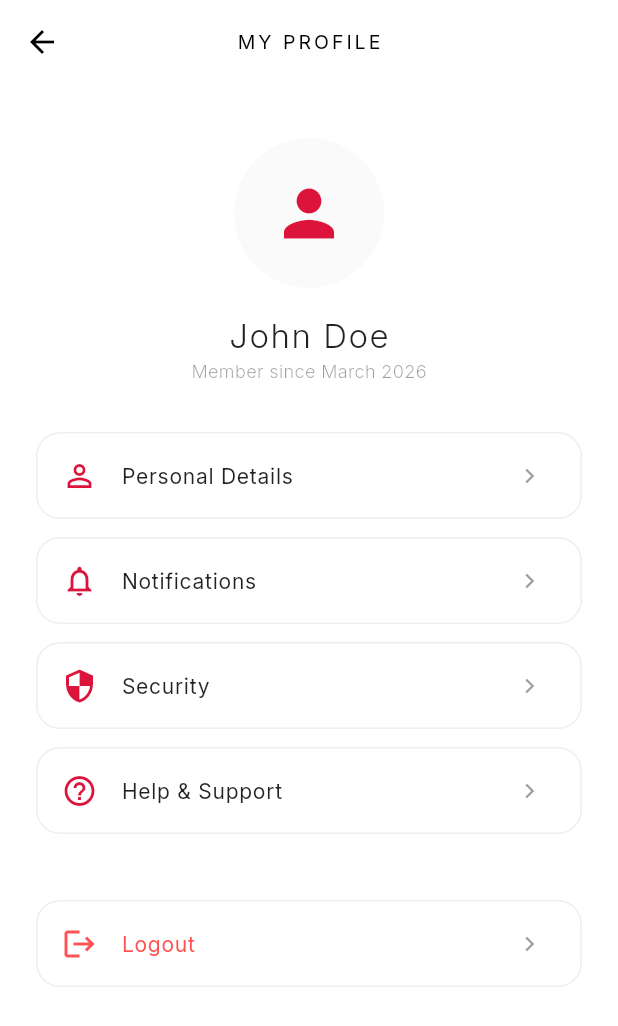
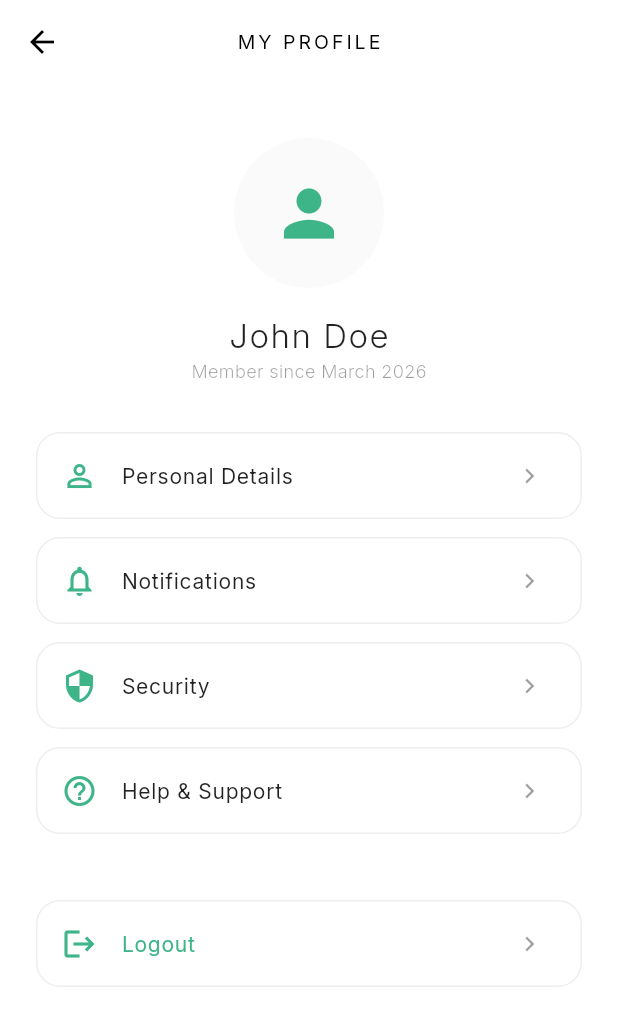
Before and after one commit to Ishanrevolake/delloFitness, a Flutter app: the screen it shows after launch, after a tap on "SIGN IN", after a tap on the "person outline" icon, on a phone screen of 412 x 824 dp. Shown: the top 1026 px of the screen. Run offline on Flutter 3.47's test engine with Material 3 defaults, Android fonts, the phone set to English and light mode, and no system bars; our stand-ins replace fl_chart, google_fonts, table_calendar; accounts and stored records are empty; network calls fail.

Commit message:
Update login title, coach names, and app theme color to mint green

```diff
--- a/lib/screens/auth/login_screen.dart
+++ b/lib/screens/auth/login_screen.dart
@@ -31,11 +31,11 @@ class _LoginScreenState extends State<LoginScreen> {
                 child: Container(
                   padding: const EdgeInsets.all(16),
                   decoration: BoxDecoration(
-                    color: const Color(0xFFDC143C),
+                    color: const Color(0xFF3EB489),
                     shape: BoxShape.circle,
                     boxShadow: [
                       BoxShadow(
-                        color: const Color(0xFFDC143C).withOpacity(0.2),
+                        color: const Color(0xFF3EB489).withOpacity(0.2),
                         blurRadius: 15,
                         spreadRadius: 2,
                       ),
@@ -47,7 +47,7 @@ class _LoginScreenState extends State<LoginScreen> {
               const SizedBox(height: 32),
               const Center(
                 child: Text(
-                  'ALFA LEE FITNESS',
+                  'PT PAUL BENTLEY',
                   style: TextStyle(
                     fontSize: 22,
                     fontWeight: FontWeight.w300,
@@ -88,7 +88,7 @@ class _LoginScreenState extends State<LoginScreen> {
                   onPressed: () {},
                   child: const Text(
                     'Forgot Password?',
-                    style: TextStyle(color: Color(0xFFDC143C)),
+                    style: TextStyle(color: Color(0xFF3EB489)),
                   ),
                 ),
               ),
@@ -105,12 +105,12 @@ class _LoginScreenState extends State<LoginScreen> {
                       );
                     },
                     style: ElevatedButton.styleFrom(
-                      backgroundColor: const Color(0xFFDC143C),
+                      backgroundColor: const Color(0xFF3EB489),
                       foregroundColor: Colors.white,
                       padding: const EdgeInsets.symmetric(vertical: 14),
                       shape: RoundedRectangleBorder(borderRadius: BorderRadius.circular(12)),
                       elevation: 5,
-                      shadowColor: const Color(0xFFDC143C).withOpacity(0.3),
+                      shadowColor: const Color(0xFF3EB489).withOpacity(0.3),
                     ),
                     child: const Text(
                       'SIGN IN',
@@ -136,7 +136,7 @@ class _LoginScreenState extends State<LoginScreen> {
                     },
                     child: const Text(
                       'Sign Up',
-                      style: TextStyle(color: Color(0xFFDC143C), fontWeight: FontWeight.bold),
+                      style: TextStyle(color: Color(0xFF3EB489), fontWeight: FontWeight.bold),
                     ),
                   ),
                 ],
--- a/lib/screens/auth/signup_screen.dart
+++ b/lib/screens/auth/signup_screen.dart
@@ -82,12 +82,12 @@ class _SignupScreenState extends State<SignupScreen> {
                     Navigator.pop(context);
                   },
                   style: ElevatedButton.styleFrom(
-                    backgroundColor: const Color(0xFFDC143C),
+                    backgroundColor: const Color(0xFF3EB489),
                     foregroundColor: Colors.white,
                     padding: const EdgeInsets.symmetric(vertical: 14),
                     shape: RoundedRectangleBorder(borderRadius: BorderRadius.circular(12)),
                     elevation: 5,
-                    shadowColor: const Color(0xFFDC143C).withOpacity(0.3),
+                    shadowColor: const Color(0xFF3EB489).withOpacity(0.3),
                   ),
                   child: const Text(
                     'CREATE ACCOUNT',
@@ -110,7 +110,7 @@ class _SignupScreenState extends State<SignupScreen> {
                   },
                   child: const Text(
                     'Sign In',
-                    style: TextStyle(color: Color(0xFFDC143C), fontWeight: FontWeight.bold),
+                    style: TextStyle(color: Color(0xFF3EB489), fontWeight: FontWeight.bold),
                   ),
                 ),
               ],
--- a/lib/screens/client_view/client_dashboard_screen.dart
+++ b/lib/screens/client_view/client_dashboard_screen.dart
@@ -99,7 +99,7 @@ class _ClientDashboardScreenState extends State<ClientDashboardScreen> {
               shape: BoxShape.circle,
               border: Border.all(color: const Color(0xFFEEEEEE)),
             ),
-            child: const Icon(Icons.person_outline, color: Color(0xFFDC143C), size: 24),
+            child: const Icon(Icons.person_outline, color: Color(0xFF3EB489), size: 24),
           ),
         ),
         Expanded(
@@ -132,7 +132,7 @@ class _ClientDashboardScreenState extends State<ClientDashboardScreen> {
                 width: 8,
                 height: 8,
                 decoration: const BoxDecoration(
-                  color: Color(0xFFDC143C),
+                  color: Color(0xFF3EB489),
                   shape: BoxShape.circle,
                 ),
               ),
@@ -175,7 +175,7 @@ class _ClientDashboardScreenState extends State<ClientDashboardScreen> {
         headerStyle: const HeaderStyle(
           formatButtonTextStyle: TextStyle(color: Colors.white, fontSize: 12),
           formatButtonDecoration: BoxDecoration(
-            color: Color(0xFFDC143C),
+            color: Color(0xFF3EB489),
             borderRadius: BorderRadius.all(Radius.circular(12.0)),
           ),
           titleTextStyle: TextStyle(color: Colors.black, fontSize: 16, fontWeight: FontWeight.bold),
@@ -187,11 +187,11 @@ class _ClientDashboardScreenState extends State<ClientDashboardScreen> {
           defaultTextStyle: const TextStyle(color: Colors.black87),
           weekendTextStyle: const TextStyle(color: Colors.black54),
           selectedDecoration: const BoxDecoration(
-            color: Color(0xFFDC143C),
+            color: Color(0xFF3EB489),
             shape: BoxShape.circle,
           ),
           todayDecoration: BoxDecoration(
-            color: Color(0xFFDC143C),
+            color: Color(0xFF3EB489),
             shape: BoxShape.circle,
           ),
           selectedTextStyle: const TextStyle(color: Colors.white),
@@ -426,7 +426,7 @@ class _ClientDashboardScreenState extends State<ClientDashboardScreen> {
       children: [
         Expanded(child: _buildStatCard('Sleep', '7h 45m', Icons.bedtime_outlined, Colors.deepPurpleAccent)),
         const SizedBox(width: 12),
-        Expanded(child: _buildStatCard('Active', '42 min', Icons.timer_outlined, const Color(0xFFDC143C))),
+        Expanded(child: _buildStatCard('Active', '42 min', Icons.timer_outlined, const Color(0xFF3EB489))),
       ],
     );
   }
@@ -447,7 +447,7 @@ class _ClientDashboardScreenState extends State<ClientDashboardScreen> {
             children: [
               const Text('Workout Streak', style: TextStyle(fontWeight: FontWeight.w400, color: Colors.black87)),
               Text('${(_completionRate * 100).toInt()}%',
-                style: const TextStyle(color: Color(0xFFDC143C), fontWeight: FontWeight.w300)),
+                style: const TextStyle(color: Color(0xFF3EB489), fontWeight: FontWeight.w300)),
             ],
           ),
           const SizedBox(height: 16),
@@ -462,8 +462,8 @@ class _ClientDashboardScreenState extends State<ClientDashboardScreen> {
                     height: 32,
                     decoration: BoxDecoration(
                       shape: BoxShape.circle,
-                      color: isDone ? const Color(0xFFDC143C) : Colors.transparent,
-                      border: Border.all(color: isDone ? const Color(0xFFDC143C) : Colors.black12),
+                      color: isDone ? const Color(0xFF3EB489) : Colors.transparent,
+                      border: Border.all(color: isDone ? const Color(0xFF3EB489) : Colors.black12),
                     ),
                     child: isDone ? const Icon(Icons.check, size: 16, color: Colors.white) : null,
                   ),
@@ -482,16 +482,16 @@ class _ClientDashboardScreenState extends State<ClientDashboardScreen> {
     return Container(
       padding: const EdgeInsets.all(24),
       decoration: BoxDecoration(
-        color: const Color(0xFFDC143C).withOpacity(0.03),
+        color: const Color(0xFF3EB489).withOpacity(0.03),
         borderRadius: BorderRadius.circular(16),
-        border: Border.all(color: const Color(0xFFDC143C).withOpacity(0.05)),
+        border: Border.all(color: const Color(0xFF3EB489).withOpacity(0.05)),
       ),
       child: Row(
         children: [
           Container(
             padding: const EdgeInsets.all(12),
             decoration: BoxDecoration(
-              color: const Color(0xFFDC143C),
+              color: const Color(0xFF3EB489),
               borderRadius: BorderRadius.circular(16),
             ),
             child: const Icon(Icons.lightbulb_outline, color: Colors.white, size: 24),
@@ -501,7 +501,7 @@ class _ClientDashboardScreenState extends State<ClientDashboardScreen> {
             child: Column(
               crossAxisAlignment: CrossAxisAlignment.start,
               children: [
-                Text('Pro Tip', style: TextStyle(color: Color(0xFFDC143C), fontWeight: FontWeight.w400, fontSize: 11)),
+                Text('Pro Tip', style: TextStyle(color: Color(0xFF3EB489), fontWeight: FontWeight.w400, fontSize: 11)),
                 SizedBox(height: 4),
                 Text(
                   'Focus on eccentric control during your Lat Pulldowns today for better muscle fiber engagement.',
@@ -541,7 +541,7 @@ class _ClientDashboardScreenState extends State<ClientDashboardScreen> {
               color: const Color(0xFFEEEEEE),
               shape: BoxShape.circle,
             ),
-            child: const Icon(Icons.check, color: Color(0xFFDC143C), size: 16),
+            child: const Icon(Icons.check, color: Color(0xFF3EB489), size: 16),
           ),
           const SizedBox(width: 16),
           Expanded(
--- a/lib/screens/client_view/client_meal_plan_screen.dart
+++ b/lib/screens/client_view/client_meal_plan_screen.dart
@@ -54,7 +54,7 @@ class ClientMealPlanScreen extends StatelessWidget {
           crossAxisAlignment: CrossAxisAlignment.start,
           mainAxisAlignment: MainAxisAlignment.center,
           children: [
-            Icon(icon, color: const Color(0xFFDC143C), size: 24),
+            Icon(icon, color: const Color(0xFF3EB489), size: 24),
             const SizedBox(height: 12),
             Text(title, style: const TextStyle(fontWeight: FontWeight.bold, fontSize: 16)),
             const SizedBox(height: 4),
--- a/lib/screens/client_view/client_profile_screen.dart
+++ b/lib/screens/client_view/client_profile_screen.dart
@@ -21,7 +21,7 @@ class ClientProfileScreen extends StatelessWidget {
               child: CircleAvatar(
                 radius: 50,
                 backgroundColor: const Color(0xFFFAFAFA),
-                child: Icon(Icons.person, size: 50, color: Color(0xFFDC143C)),
+                child: Icon(Icons.person, size: 50, color: Color(0xFF3EB489)),
               ),
             ),
             const SizedBox(height: 16),
@@ -56,11 +56,11 @@ class ClientProfileScreen extends StatelessWidget {
         border: Border.all(color: const Color(0xFFEEEEEE)),
       ),
       child: ListTile(
-        leading: Icon(icon, color: isDestructive ? Colors.redAccent : const Color(0xFFDC143C)),
+        leading: Icon(icon, color: isDestructive ? Color(0xFF3EB489) : const Color(0xFF3EB489)),
         title: Text(
           title,
           style: TextStyle(
-            color: isDestructive ? Colors.redAccent : Colors.black87,
+            color: isDestructive ? Color(0xFF3EB489) : Colors.black87,
             fontWeight: FontWeight.w400,
             fontSize: 14,
           ),
--- a/lib/screens/client_view/client_workout_plan_screen.dart
+++ b/lib/screens/client_view/client_workout_plan_screen.dart
@@ -51,7 +51,7 @@ class ClientWorkoutPlanScreen extends StatelessWidget {
                   width: 4,
                   height: 40,
                   decoration: BoxDecoration(
-                    color: isRest ? Colors.black12 : const Color(0xFFDC143C),
+                    color: isRest ? Colors.black12 : const Color(0xFF3EB489),
                     borderRadius: BorderRadius.circular(2),
                   ),
                 ),
@@ -63,7 +63,7 @@ class ClientWorkoutPlanScreen extends StatelessWidget {
                         margin: const EdgeInsets.only(left: 8),
                         padding: const EdgeInsets.symmetric(horizontal: 6, vertical: 2),
                         decoration: BoxDecoration(
-                          color: const Color(0xFFDC143C),
+                          color: const Color(0xFF3EB489),
                           borderRadius: BorderRadius.circular(4),
                         ),
                         child: const Text('TODAY', style: TextStyle(color: Colors.white, fontSize: 8, fontWeight: FontWeight.w400)),
@@ -84,7 +84,7 @@ class ClientWorkoutPlanScreen extends StatelessWidget {
                               child: LinearProgressIndicator(
                                 value: MockDataService.getWorkoutDoneCount(day['day']!) / double.parse(day['exercises']!),
                                 backgroundColor: const Color(0xFFEEEEEE),
-                                valueColor: const AlwaysStoppedAnimation<Color>(Color(0xFFDC143C)),
+                                valueColor: const AlwaysStoppedAnimation<Color>(Color(0xFF3EB489)),
                                 minHeight: 2,
                               ),
                             ),
--- a/lib/screens/client_view/client_workout_view.dart
+++ b/lib/screens/client_view/client_workout_view.dart
@@ -11,7 +11,7 @@ class ClientWorkoutView extends StatelessWidget {
         child: Column(
           mainAxisAlignment: MainAxisAlignment.center,
           children: [
-            Icon(Icons.fitness_center, size: 64, color: Color(0xFFDC143C)),
+            Icon(Icons.fitness_center, size: 64, color: Color(0xFF3EB489)),
             SizedBox(height: 16),
             Text('No Workout for Today', style: TextStyle(fontSize: 18, fontWeight: FontWeight.bold)),
             Text('Check your schedule for tomorrow.', style: TextStyle(color: Colors.black54)),
--- a/lib/screens/client_view/progress_report_screen.dart
+++ b/lib/screens/client_view/progress_report_screen.dart
@@ -72,7 +72,7 @@ class ProgressReportScreen extends StatelessWidget {
       child: Row(
         mainAxisAlignment: MainAxisAlignment.spaceBetween,
         children: [
-          _buildCircleProgress('Workouts', 0.92, const Color(0xFFDC143C)),
+          _buildCircleProgress('Workouts', 0.92, const Color(0xFF3EB489)),
           _buildCircleProgress('Nutrition', 0.85, const Color(0xFF42A5F5)),
           _buildCircleProgress('Sleep', 0.78, Colors.deepPurpleAccent),
         ],
@@ -136,7 +136,7 @@ class ProgressReportScreen extends StatelessWidget {
             children: [
               Flexible(child: Text(val, style: const TextStyle(fontSize: 14, fontWeight: FontWeight.w400), overflow: TextOverflow.ellipsis)),
               const SizedBox(width: 4),
-              Text(trend, style: const TextStyle(color: Color(0xFFDC143C), fontSize: 8)),
+              Text(trend, style: const TextStyle(color: Color(0xFF3EB489), fontSize: 8)),
             ],
           ),
         ],
@@ -181,7 +181,7 @@ class ProgressReportScreen extends StatelessWidget {
                 value: progress,
                 minHeight: 2,
                 backgroundColor: const Color(0xFFEEEEEE),
-                color: const Color(0xFFDC143C).withOpacity(0.5),
+                color: const Color(0xFF3EB489).withOpacity(0.5),
               ),
             ),
           ),
--- a/lib/screens/communication/communication_hub_screen.dart
+++ b/lib/screens/communication/communication_hub_screen.dart
@@ -11,7 +11,7 @@ class CommunicationHubScreen extends StatelessWidget {
         actions: [
           TextButton(
             onPressed: () {},
-            child: const Text('Broadcast', style: TextStyle(color: Color(0xFFDC143C))),
+            child: const Text('Broadcast', style: TextStyle(color: Color(0xFF3EB489))),
           ),
         ],
       ),
@@ -38,7 +38,7 @@ class CommunicationHubScreen extends StatelessWidget {
     return ListTile(
       leading: CircleAvatar(
         backgroundColor: Colors.white,
-        child: Text(names[index % names.length][0], style: const TextStyle(color: Color(0xFFDC143C))),
+        child: Text(names[index % names.length][0], style: const TextStyle(color: Color(0xFF3EB489))),
       ),
       title: Text(names[index % names.length], style: const TextStyle(fontWeight: FontWeight.bold)),
       subtitle: Text(messages[index % messages.length],
@@ -54,7 +54,7 @@ class CommunicationHubScreen extends StatelessWidget {
             Container(
               margin: const EdgeInsets.only(top: 4),
               padding: const EdgeInsets.symmetric(horizontal: 6, vertical: 2),
-              decoration: BoxDecoration(color: const Color(0xFFDC143C), borderRadius: BorderRadius.circular(10)),
+              decoration: BoxDecoration(color: const Color(0xFF3EB489), borderRadius: BorderRadius.circular(10)),
               child: const Text('2', style: TextStyle(color: Colors.white, fontSize: 10, fontWeight: FontWeight.bold)),
             ),
         ],
--- a/lib/screens/workouts/exercise_detail_screen.dart
+++ b/lib/screens/workouts/exercise_detail_screen.dart
@@ -185,7 +185,7 @@ class _ExerciseDetailScreenState extends State<ExerciseDetailScreen> {
             Navigator.pop(context);
           },
           style: ElevatedButton.styleFrom(
-            backgroundColor: allDone ? const Color(0xFFDC143C) : Colors.black12,
+            backgroundColor: allDone ? const Color(0xFF3EB489) : Colors.black12,
             foregroundColor: allDone ? Colors.white : Colors.black54,
             padding: const EdgeInsets.symmetric(vertical: 18),
             shape: RoundedRectangleBorder(borderRadius: BorderRadius.circular(16)),
--- a/lib/screens/workouts/workout_builder_screen.dart
+++ b/lib/screens/workouts/workout_builder_screen.dart
@@ -115,7 +115,7 @@ class _WorkoutBuilderScreenState extends State<WorkoutBuilderScreen> {
               ScaffoldMessenger.of(context).showSnackBar(const SnackBar(content: Text('Plan added')));
               Navigator.pop(context);
             },
-            child: const Text('Add', style: TextStyle(color: Color(0xFFDC143C))),
+            child: const Text('Add', style: TextStyle(color: Color(0xFF3EB489))),
           ),
         ],
       ),
@@ -145,7 +145,7 @@ class _WorkoutBuilderScreenState extends State<WorkoutBuilderScreen> {
               ScaffoldMessenger.of(context).showSnackBar(const SnackBar(content: Text('Plan updated')));
               Navigator.pop(context);
             },
-            child: const Text('Update', style: TextStyle(color: Color(0xFFDC143C))),
+            child: const Text('Update', style: TextStyle(color: Color(0xFF3EB489))),
           ),
         ],
       ),
--- a/lib/screens/workouts/workout_day_detail_screen.dart
+++ b/lib/screens/workouts/workout_day_detail_screen.dart
@@ -138,8 +138,8 @@ class _WorkoutDayDetailScreenState extends State<WorkoutDayDetailScreen> {
                 setState(() {}); // Refresh to show completed state
               },
               style: OutlinedButton.styleFrom(
-                side: BorderSide(color: exercise.isCompleted ? Colors.black38 : const Color(0xFFDC143C)),
-                foregroundColor: exercise.isCompleted ? Colors.black87 : const Color(0xFFDC143C),
+                side: BorderSide(color: exercise.isCompleted ? Colors.black38 : const Color(0xFF3EB489)),
+                foregroundColor: exercise.isCompleted ? Colors.black87 : const Color(0xFF3EB489),
                 padding: const EdgeInsets.symmetric(vertical: 16),
                 shape: RoundedRectangleBorder(borderRadius: BorderRadius.circular(12)),
               ),
--- a/lib/theme/app_theme.dart
+++ b/lib/theme/app_theme.dart
@@ -4,7 +4,7 @@ import 'package:google_fonts/google_fonts.dart';
 class AppTheme {
   static const Color background = Colors.white;
   static const Color surface = Colors.white;
-  static const Color primary = Color(0xFFDC143C); // Red accent
+  static const Color primary = Color(0xFF3EB489); // Red accent
   static const Color textBody = Colors.black87;
   static const Color textDim = Colors.black54;
 
--- a/lib/widgets/progress_meter_widget.dart
+++ b/lib/widgets/progress_meter_widget.dart
@@ -36,7 +36,7 @@ class ProgressMeterWidget extends StatelessWidget {
         const Row(
           mainAxisAlignment: MainAxisAlignment.spaceBetween,
           children: [
-            _MeterLevel(label: 'Off-Track', color: Colors.red),
+            _MeterLevel(label: 'Off-Track', color: Color(0xFF3EB489)),
             _MeterLevel(label: 'Good', color: Colors.yellow),
             _MeterLevel(label: 'Optimal', color: Colors.black),
           ],
```
Also changed, not shown: lib/screens/client_detail/client_profile_screen.dart (+5 -5 lines), lib/screens/communication/chat_screen.dart (+4 -4 lines), lib/screens/dashboard/dashboard_screen.dart (+7 -7 lines), lib/screens/nutrition/food_search_screen.dart (+5 -5 lines), lib/screens/nutrition/meal_detail_screen.dart (+11 -11 lines), lib/screens/nutrition/nutrition_planner_screen.dart (+5 -5 lines).
